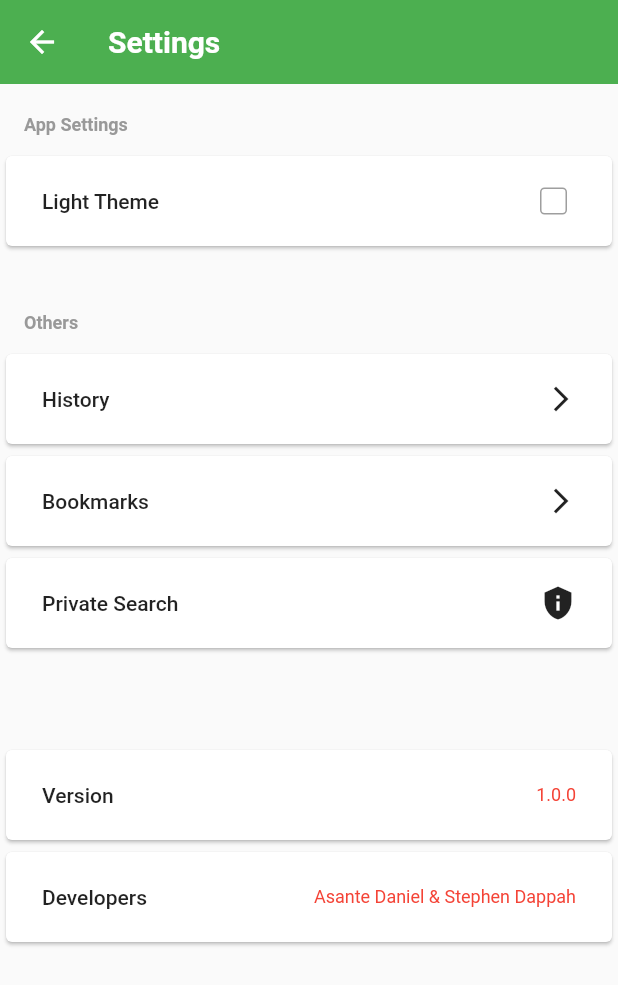
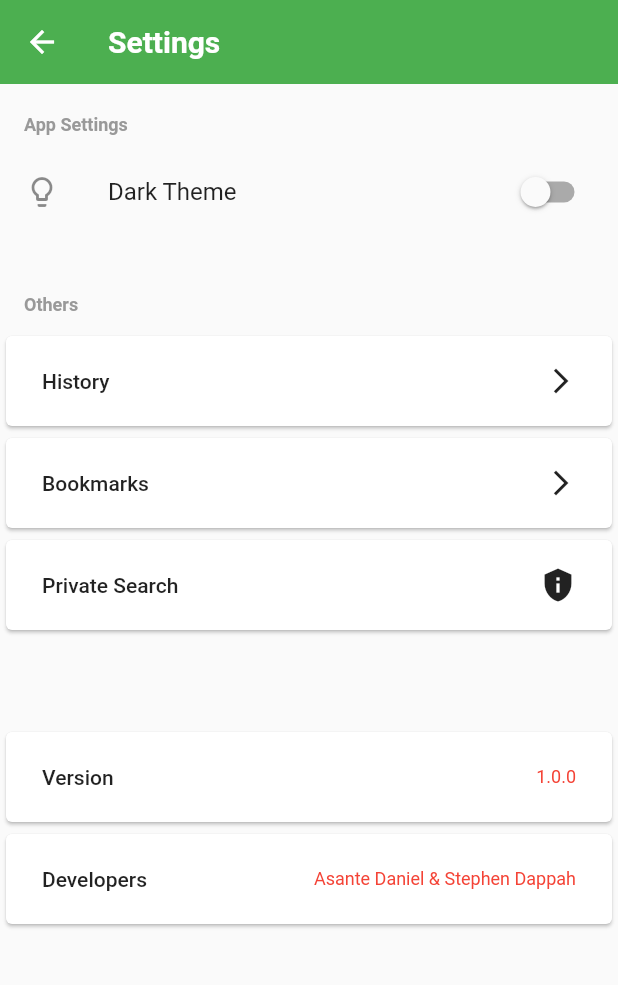
Before and after one commit to stephen911/campus_market, a Flutter app: the SettingsPage screen opened directly, on a phone screen of 412 x 824 dp. Shown: the top 985 px of the screen. Run offline on Flutter 3.47's test engine with Material 2 defaults, Android fonts, the phone set to English and light mode, and no system bars; our stand-ins replace bottom_navy_bar, cached_network_image, carousel_slider, cloud_firestore, firebase_auth, firebase_core and 5 more; accounts and stored records are empty; Roboto replaces fonts that are missing (NotoSansJP).

Commit message:
working on settings page

```diff
--- a/lib/profile/settings/settings.dart
+++ b/lib/profile/settings/settings.dart
@@ -3,7 +3,7 @@ import 'package:provider/provider.dart';
 import '../../components/settings_card.dart';
 import '../../providers/theme_provider.dart';
 
- class SettingsPage extends StatefulWidget {
+class SettingsPage extends StatefulWidget {
   const SettingsPage({Key? key}) : super(key: key);
 
   @override
@@ -23,7 +23,7 @@ class _SettingsPageState extends State<SettingsPage> {
     final themeChange = Provider.of<DarkThemeProvider>(context);
     return Scaffold(
       appBar: AppBar(
-        backgroundColor: Colors.green,
+        backgroundColor:themeChange.darkTheme? Colors.black: Colors.green,
         elevation: 0,
         title: const Text(
           'Settings',
@@ -54,25 +54,17 @@ class _SettingsPageState extends State<SettingsPage> {
                       height: 10,
                     ),
                     ////////////////// Dark theme change ///////////////////////////
-                    ItemCard(
-                      title:
-                          themeChange.darkTheme ? 'Dark Theme' : 'Light Theme',
-                      color: Colors.black,
-                      rightWidget: SizedBox(
-                        width: 30,
-                        child: Checkbox(
-                            value: themeChange.darkTheme,
-                            shape: RoundedRectangleBorder(
-                                borderRadius: BorderRadius.circular(3),
-                                side: const BorderSide(
-                                    color: Colors.black12, width: 0.1)),
-                            side: const BorderSide(
-                                color: Colors.black38, width: 1),
-                            onChanged: (bool? value) {
-                              themeChange.darkTheme = value!;
-                            }),
-                      ),
-                      callback: () {},
+
+                    SwitchListTile(
+                      title: Text(
+                          themeChange.darkTheme ? 'Light Theme' : 'Dark Theme'),
+                      value: themeChange.darkTheme,
+                      onChanged: (bool value) {
+                        setState(() {
+                          themeChange.darkTheme = value;
+                        });
+                      },
+                      secondary: const Icon(Icons.lightbulb_outline),
                     ),
 
                     const SizedBox(
```
